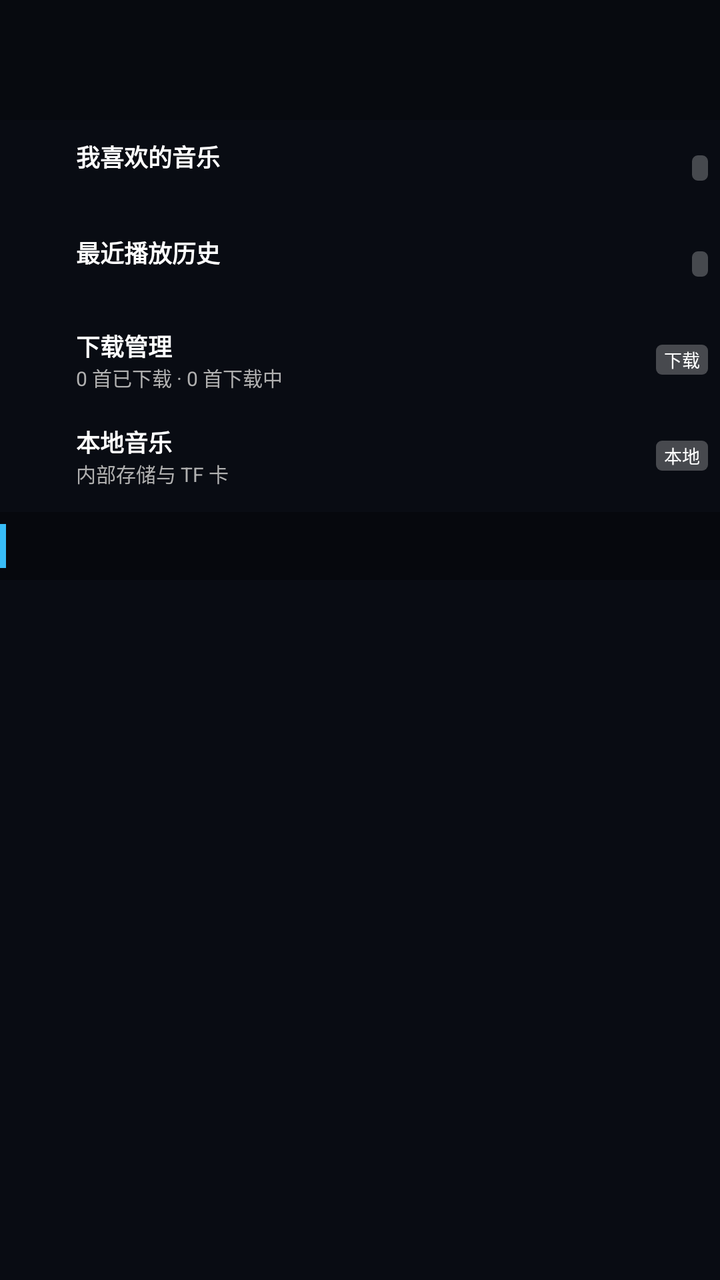
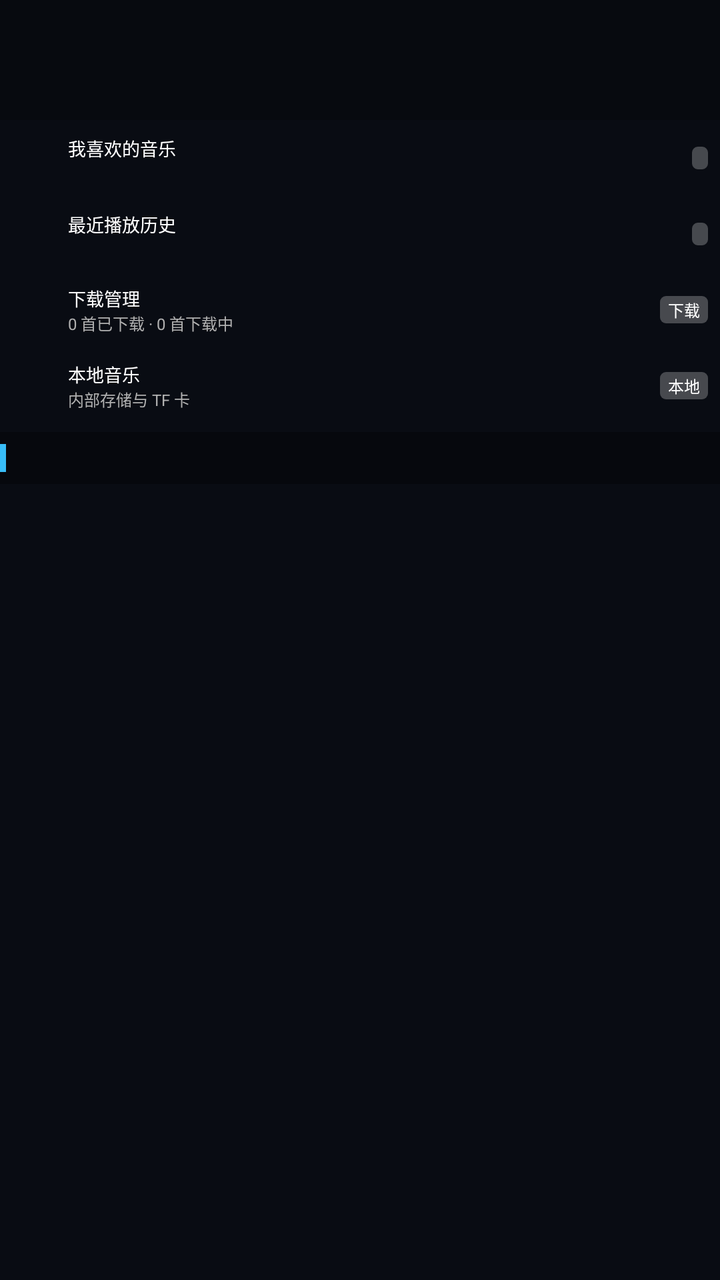

An Android layout rendered at two revisions. The XML below is the earlier revision; the diff shows what the commit changed to produce the second picture.
<!-- AndroidManifest.xml: application theme Theme.KeydroidX.Music -->
<!-- res/layout/fragment_tab_mine.xml -->
<?xml version="1.0" encoding="utf-8"?>
<ScrollView
    xmlns:android="http://schemas.android.com/apk/res/android"
    android:layout_width="match_parent"
    android:layout_height="match_parent"
    android:background="@color/music_dark_bg"
    android:scrollbars="none">

    <LinearLayout
        android:layout_width="match_parent"
        android:layout_height="wrap_content"
        android:orientation="vertical">

        
        
        
        <LinearLayout
            android:id="@+id/layout_user_header"
            android:layout_width="match_parent"
            android:layout_height="wrap_content"
            android:orientation="horizontal"
            android:focusable="true"
            android:gravity="center_vertical"
            android:paddingLeft="8dp"
            android:paddingRight="8dp"
            android:paddingTop="8dp"
            android:paddingBottom="8dp"
            android:background="#33000000">

            
            <FrameLayout
                android:layout_width="44dp"
                android:layout_height="44dp">

                <TextView
                    android:id="@+id/icon_user_avatar"
                    android:layout_width="44dp"
                    android:layout_height="44dp"
                    android:gravity="center"
                    android:textSize="24sp"
                    android:textColor="@color/music_subtext"
                    android:includeFontPadding="false" />

                <ImageView
                    android:id="@+id/iv_user_avatar"
                    android:layout_width="44dp"
                    android:layout_height="44dp"
                    android:scaleType="centerCrop"
                    android:visibility="gone"
                    android:contentDescription="@null" />
            </FrameLayout>

            
            <LinearLayout
                android:layout_width="0dp"
                android:layout_height="wrap_content"
                android:layout_weight="1"
                android:layout_marginLeft="8dp"
                android:orientation="vertical">

                <TextView
                    android:id="@+id/tv_user_nickname"
                    android:layout_width="wrap_content"
                    android:layout_height="wrap_content"
                    android:singleLine="true"
                    android:ellipsize="end"
                    android:textColor="@color/music_item_normal_text"
                    android:textSize="13sp"
                    android:textStyle="bold"
                    android:includeFontPadding="false" />

                <TextView
                    android:id="@+id/tv_user_sub"
                    android:layout_width="wrap_content"
                    android:layout_height="wrap_content"
                    android:layout_marginTop="2dp"
                    android:singleLine="true"
                    android:ellipsize="end"
                    android:textColor="@color/music_subtext"
                    android:textSize="10sp"
                    android:includeFontPadding="false" />
            </LinearLayout>

            
            <TextView
                android:id="@+id/badge_vip"
                android:layout_width="wrap_content"
                android:layout_height="wrap_content"
                android:paddingLeft="5dp"
                android:paddingRight="5dp"
                android:paddingTop="1dp"
                android:paddingBottom="1dp"
                android:text="VIP"
                android:textColor="#8B5A2B"
                android:textSize="9sp"
                android:textStyle="bold"
                android:background="@drawable/bg_badge"
                android:visibility="gone"
                android:includeFontPadding="false" />
        </LinearLayout>

        
        
        

        
        <LinearLayout
            android:id="@+id/item_favorites"
            android:layout_width="match_parent"
            android:layout_height="wrap_content"
            android:minHeight="48dp"
            android:orientation="horizontal"
            android:gravity="center_vertical"
            android:focusable="true"
            android:paddingLeft="6dp"
            android:paddingRight="6dp"
            android:paddingTop="4dp"
            android:paddingBottom="4dp">

            <TextView
                android:id="@+id/icon_favorites"
                android:layout_width="24dp"
                android:layout_height="24dp"
                android:gravity="center"
                android:textSize="16sp"
                android:textColor="@color/music_accent"
                android:includeFontPadding="false" />

            <LinearLayout
                android:layout_width="0dp"
                android:layout_height="wrap_content"
                android:layout_weight="1"
                android:layout_marginLeft="8dp"
                android:orientation="vertical">

                <TextView
                    android:layout_width="wrap_content"
                    android:layout_height="wrap_content"
                    android:text="@string/mine_favorites"
                    android:textColor="@color/music_item_normal_text"
                    android:textSize="12sp"
                    android:textStyle="bold"
                    android:includeFontPadding="false" />

                <TextView
                    android:id="@+id/tv_favorites_sub"
                    android:layout_width="wrap_content"
                    android:layout_height="wrap_content"
                    android:textColor="@color/music_subtext"
                    android:textSize="10sp"
                    android:includeFontPadding="false" />
            </LinearLayout>

            <TextView
                android:id="@+id/badge_favorites"
                android:layout_width="wrap_content"
                android:layout_height="wrap_content"
                android:paddingLeft="4dp"
                android:paddingRight="4dp"
                android:paddingTop="1dp"
                android:paddingBottom="1dp"
                android:textColor="#FFFFFF"
                android:textSize="9sp"
                android:background="@drawable/bg_badge"
                android:includeFontPadding="false" />
        </LinearLayout>

        
        <LinearLayout
            android:id="@+id/item_history"
            android:layout_width="match_parent"
            android:layout_height="wrap_content"
            android:minHeight="48dp"
            android:orientation="horizontal"
            android:gravity="center_vertical"
            android:focusable="true"
            android:paddingLeft="6dp"
            android:paddingRight="6dp"
            android:paddingTop="4dp"
            android:paddingBottom="4dp">

            <TextView
                android:id="@+id/icon_history"
                android:layout_width="24dp"
                android:layout_height="24dp"
                android:gravity="center"
                android:textSize="16sp"
                android:textColor="@color/music_accent"
                android:includeFontPadding="false" />

            <LinearLayout
                android:layout_width="0dp"
                android:layout_height="wrap_content"
                android:layout_weight="1"
                android:layout_marginLeft="8dp"
                android:orientation="vertical">

                <TextView
                    android:layout_width="wrap_content"
                    android:layout_height="wrap_content"
                    android:text="@string/mine_history"
                    android:textColor="@color/music_item_normal_text"
                    android:textSize="12sp"
                    android:textStyle="bold"
                    android:includeFontPadding="false" />

                <TextView
                    android:id="@+id/tv_history_sub"
                    android:layout_width="wrap_content"
                    android:layout_height="wrap_content"
                    android:textColor="@color/music_subtext"
                    android:textSize="10sp"
                    android:includeFontPadding="false" />
            </LinearLayout>

            <TextView
                android:id="@+id/badge_history"
                android:layout_width="wrap_content"
                android:layout_height="wrap_content"
                android:paddingLeft="4dp"
                android:paddingRight="4dp"
                android:paddingTop="1dp"
                android:paddingBottom="1dp"
                android:textColor="#FFFFFF"
                android:textSize="9sp"
                android:background="@drawable/bg_badge"
                android:includeFontPadding="false" />
        </LinearLayout>

        
        <LinearLayout
            android:id="@+id/item_download"
            android:layout_width="match_parent"
            android:layout_height="wrap_content"
            android:minHeight="48dp"
            android:orientation="horizontal"
            android:gravity="center_vertical"
            android:focusable="true"
            android:paddingLeft="6dp"
            android:paddingRight="6dp"
            android:paddingTop="4dp"
            android:paddingBottom="4dp">

            <TextView
                android:id="@+id/icon_download"
                android:layout_width="24dp"
                android:layout_height="24dp"
                android:gravity="center"
                android:textSize="16sp"
                android:textColor="@color/music_accent"
                android:includeFontPadding="false" />

            <LinearLayout
                android:layout_width="0dp"
                android:layout_height="wrap_content"
                android:layout_weight="1"
                android:layout_marginLeft="8dp"
                android:orientation="vertical">

                <TextView
                    android:layout_width="wrap_content"
                    android:layout_height="wrap_content"
                    android:text="@string/mine_download"
                    android:textColor="@color/music_item_normal_text"
                    android:textSize="12sp"
                    android:textStyle="bold"
                    android:includeFontPadding="false" />

                <TextView
                    android:id="@+id/tv_download_sub"
                    android:layout_width="wrap_content"
                    android:layout_height="wrap_content"
                    android:text="@string/mine_download_sub"
                    android:textColor="@color/music_subtext"
                    android:textSize="10sp"
                    android:includeFontPadding="false" />
            </LinearLayout>

            <TextView
                android:id="@+id/badge_download"
                android:layout_width="wrap_content"
                android:layout_height="wrap_content"
                android:paddingLeft="4dp"
                android:paddingRight="4dp"
                android:paddingTop="1dp"
                android:paddingBottom="1dp"
                android:text="@string/mine_download_badge"
                android:textColor="#FFFFFF"
                android:textSize="9sp"
                android:background="@drawable/bg_badge"
                android:includeFontPadding="false" />
        </LinearLayout>

        
        <LinearLayout
            android:id="@+id/item_local"
            android:layout_width="match_parent"
            android:layout_height="wrap_content"
            android:minHeight="48dp"
            android:orientation="horizontal"
            android:gravity="center_vertical"
            android:focusable="true"
            android:paddingLeft="6dp"
            android:paddingRight="6dp"
            android:paddingTop="4dp"
            android:paddingBottom="4dp">

            <TextView
                android:id="@+id/icon_local"
                android:layout_width="24dp"
                android:layout_height="24dp"
                android:gravity="center"
                android:textSize="16sp"
                android:textColor="@color/music_accent"
                android:includeFontPadding="false" />

            <LinearLayout
                android:layout_width="0dp"
                android:layout_height="wrap_content"
                android:layout_weight="1"
                android:layout_marginLeft="8dp"
                android:orientation="vertical">

                <TextView
                    android:layout_width="wrap_content"
                    android:layout_height="wrap_content"
                    android:text="@string/mine_local"
                    android:textColor="@color/music_item_normal_text"
                    android:textSize="12sp"
                    android:textStyle="bold"
                    android:includeFontPadding="false" />

                <TextView
                    android:layout_width="wrap_content"
                    android:layout_height="wrap_content"
                    android:text="@string/mine_local_sub"
                    android:textColor="@color/music_subtext"
                    android:textSize="10sp"
                    android:includeFontPadding="false" />
            </LinearLayout>

            <TextView
                android:layout_width="wrap_content"
                android:layout_height="wrap_content"
                android:paddingLeft="4dp"
                android:paddingRight="4dp"
                android:paddingTop="1dp"
                android:paddingBottom="1dp"
                android:text="@string/mine_local_badge"
                android:textColor="#FFFFFF"
                android:textSize="9sp"
                android:background="@drawable/bg_badge"
                android:includeFontPadding="false" />
        </LinearLayout>

        
        
        
        <LinearLayout
            android:layout_width="match_parent"
            android:layout_height="wrap_content"
            android:minHeight="34dp"
            android:layout_marginTop="4dp"
            android:orientation="horizontal"
            android:gravity="center_vertical"
            android:paddingTop="6dp"
            android:paddingBottom="6dp"
            android:background="#4D000000">

            <View
                android:layout_width="3dp"
                android:layout_height="match_parent"
                android:background="@color/music_accent" />

            <TextView
                android:id="@+id/tv_section_playlist"
                android:layout_width="wrap_content"
                android:layout_height="wrap_content"
                android:layout_marginLeft="6dp"
                android:textColor="@color/music_section_header_text"
                android:textSize="12sp"
                android:textStyle="bold"
                android:includeFontPadding="false" />
        </LinearLayout>

        
        
        
        <LinearLayout
            android:id="@+id/ll_playlist_container"
            android:layout_width="match_parent"
            android:layout_height="wrap_content"
            android:orientation="vertical" />

    </LinearLayout>
</ScrollView>
<!-- resources referenced by this layout -->
<resources>
  <color name="music_accent">#38BDF8</color>
  <color name="music_dark_bg">#090C13</color>
  <color name="music_item_normal_text">#FFFFFF</color>
  <color name="music_section_header_text">#93C5FD</color>
  <color name="music_subtext">#B0B0B0</color>
  <!-- drawable bg_badge (drawable) -->
  <?xml version="1.0" encoding="utf-8"?>
  <shape xmlns:android="http://schemas.android.com/apk/res/android"
      android:shape="rectangle">
      <solid android:color="#40FFFFFF" />
      <corners android:radius="3dp" />
  </shape>
  <string name="mine_download">下载管理</string>
  <string name="mine_download_badge">下载</string>
  <string name="mine_download_sub">0 首已下载 · 0 首下载中</string>
  <string name="mine_favorites">我喜欢的音乐</string>
  <string name="mine_history">最近播放历史</string>
  <string name="mine_local">本地音乐</string>
  <string name="mine_local_badge">本地</string>
  <string name="mine_local_sub">内部存储与 TF 卡</string>
  <style name="Theme.KeydroidX.Music" parent="Theme.NokiaKeyCore">
          <item name="android:windowNoTitle">true</item>
          <item name="android:windowBackground">@color/music_bg</item>
  
          
          <item name="android:windowDisablePreview">true</item>
          <item name="android:windowContentOverlay">@null</item>
      </style>
  <color name="music_bg">#090C13</color>
</resources>

<!-- the commit's change to res/layout/fragment_tab_mine.xml (unified diff, before → after) -->
@@ -65,8 +65,8 @@
                     android:singleLine="true"
                     android:ellipsize="end"
                     android:textColor="@color/music_item_normal_text"
-                    android:textSize="13sp"
-                    android:textStyle="bold"
+                    android:textSize="9sp"
+                    
                     android:includeFontPadding="false" />
 
                 <TextView
@@ -77,7 +77,7 @@
                     android:singleLine="true"
                     android:ellipsize="end"
                     android:textColor="@color/music_subtext"
-                    android:textSize="10sp"
+                    android:textSize="8sp"
                     android:includeFontPadding="false" />
             </LinearLayout>
 
@@ -92,8 +92,8 @@
                 android:paddingBottom="1dp"
                 android:text="VIP"
                 android:textColor="#8B5A2B"
-                android:textSize="9sp"
-                android:textStyle="bold"
+                android:textSize="8sp"
+                
                 android:background="@drawable/bg_badge"
                 android:visibility="gone"
                 android:includeFontPadding="false" />
@@ -108,7 +108,7 @@
             android:id="@+id/item_favorites"
             android:layout_width="match_parent"
             android:layout_height="wrap_content"
-            android:minHeight="48dp"
+            android:minHeight="38dp"
             android:orientation="horizontal"
             android:gravity="center_vertical"
             android:focusable="true"
@@ -119,10 +119,10 @@
 
             <TextView
                 android:id="@+id/icon_favorites"
-                android:layout_width="24dp"
-                android:layout_height="24dp"
+                android:layout_width="20dp"
+                android:layout_height="20dp"
                 android:gravity="center"
-                android:textSize="16sp"
+                android:textSize="12sp"
                 android:textColor="@color/music_accent"
                 android:includeFontPadding="false" />
 
@@ -138,8 +138,8 @@
                     android:layout_height="wrap_content"
                     android:text="@string/mine_favorites"
                     android:textColor="@color/music_item_normal_text"
-                    android:textSize="12sp"
-                    android:textStyle="bold"
+                    android:textSize="9sp"
+                    
                     android:includeFontPadding="false" />
 
                 <TextView
@@ -147,7 +147,7 @@
                     android:layout_width="wrap_content"
                     android:layout_height="wrap_content"
                     android:textColor="@color/music_subtext"
-                    android:textSize="10sp"
+                    android:textSize="8sp"
                     android:includeFontPadding="false" />
             </LinearLayout>
 
@@ -160,7 +160,7 @@
                 android:paddingTop="1dp"
                 android:paddingBottom="1dp"
                 android:textColor="#FFFFFF"
-                android:textSize="9sp"
+                android:textSize="8sp"
                 android:background="@drawable/bg_badge"
                 android:includeFontPadding="false" />
         </LinearLayout>
@@ -170,7 +170,7 @@
             android:id="@+id/item_history"
             android:layout_width="match_parent"
             android:layout_height="wrap_content"
-            android:minHeight="48dp"
+            android:minHeight="38dp"
             android:orientation="horizontal"
             android:gravity="center_vertical"
             android:focusable="true"
@@ -181,10 +181,10 @@
 
             <TextView
                 android:id="@+id/icon_history"
-                android:layout_width="24dp"
-                android:layout_height="24dp"
+                android:layout_width="20dp"
+                android:layout_height="20dp"
                 android:gravity="center"
-                android:textSize="16sp"
+                android:textSize="12sp"
                 android:textColor="@color/music_accent"
                 android:includeFontPadding="false" />
 
@@ -200,8 +200,8 @@
                     android:layout_height="wrap_content"
                     android:text="@string/mine_history"
                     android:textColor="@color/music_item_normal_text"
-                    android:textSize="12sp"
-                    android:textStyle="bold"
+                    android:textSize="9sp"
+                    
                     android:includeFontPadding="false" />
 
                 <TextView
@@ -209,7 +209,7 @@
                     android:layout_width="wrap_content"
                     android:layout_height="wrap_content"
                     android:textColor="@color/music_subtext"
-                    android:textSize="10sp"
+                    android:textSize="8sp"
                     android:includeFontPadding="false" />
             </LinearLayout>
 
@@ -222,7 +222,7 @@
                 android:paddingTop="1dp"
                 android:paddingBottom="1dp"
                 android:textColor="#FFFFFF"
-                android:textSize="9sp"
+                android:textSize="8sp"
                 android:background="@drawable/bg_badge"
                 android:includeFontPadding="false" />
         </LinearLayout>
@@ -232,7 +232,7 @@
             android:id="@+id/item_download"
             android:layout_width="match_parent"
             android:layout_height="wrap_content"
-            android:minHeight="48dp"
+            android:minHeight="38dp"
             android:orientation="horizontal"
             android:gravity="center_vertical"
             android:focusable="true"
@@ -243,10 +243,10 @@
 
             <TextView
                 android:id="@+id/icon_download"
-                android:layout_width="24dp"
-                android:layout_height="24dp"
+                android:layout_width="20dp"
+                android:layout_height="20dp"
                 android:gravity="center"
-                android:textSize="16sp"
+                android:textSize="12sp"
                 android:textColor="@color/music_accent"
                 android:includeFontPadding="false" />
 
@@ -262,8 +262,8 @@
                     android:layout_height="wrap_content"
                     android:text="@string/mine_download"
                     android:textColor="@color/music_item_normal_text"
-                    android:textSize="12sp"
-                    android:textStyle="bold"
+                    android:textSize="9sp"
+                    
                     android:includeFontPadding="false" />
 
                 <TextView
@@ -272,7 +272,7 @@
                     android:layout_height="wrap_content"
                     android:text="@string/mine_download_sub"
                     android:textColor="@color/music_subtext"
-                    android:textSize="10sp"
+                    android:textSize="8sp"
                     android:includeFontPadding="false" />
             </LinearLayout>
 
@@ -286,7 +286,7 @@
                 android:paddingBottom="1dp"
                 android:text="@string/mine_download_badge"
                 android:textColor="#FFFFFF"
-                android:textSize="9sp"
+                android:textSize="8sp"
                 android:background="@drawable/bg_badge"
                 android:includeFontPadding="false" />
         </LinearLayout>
@@ -296,7 +296,7 @@
             android:id="@+id/item_local"
             android:layout_width="match_parent"
             android:layout_height="wrap_content"
-            android:minHeight="48dp"
+            android:minHeight="38dp"
             android:orientation="horizontal"
             android:gravity="center_vertical"
             android:focusable="true"
@@ -307,10 +307,10 @@
 
             <TextView
                 android:id="@+id/icon_local"
-                android:layout_width="24dp"
-                android:layout_height="24dp"
+                android:layout_width="20dp"
+                android:layout_height="20dp"
                 android:gravity="center"
-                android:textSize="16sp"
+                android:textSize="12sp"
                 android:textColor="@color/music_accent"
                 android:includeFontPadding="false" />
 
@@ -326,8 +326,8 @@
                     android:layout_height="wrap_content"
                     android:text="@string/mine_local"
                     android:textColor="@color/music_item_normal_text"
-                    android:textSize="12sp"
-                    android:textStyle="bold"
+                    android:textSize="9sp"
+                    
                     android:includeFontPadding="false" />
 
                 <TextView
@@ -335,7 +335,7 @@
                     android:layout_height="wrap_content"
                     android:text="@string/mine_local_sub"
                     android:textColor="@color/music_subtext"
-                    android:textSize="10sp"
+                    android:textSize="8sp"
                     android:includeFontPadding="false" />
             </LinearLayout>
 
@@ -348,18 +348,18 @@
                 android:paddingBottom="1dp"
                 android:text="@string/mine_local_badge"
                 android:textColor="#FFFFFF"
-                android:textSize="9sp"
-                android:background="@drawable/bg_badge"
-                android:includeFontPadding="false" />
-        </LinearLayout>
-
-        
-        
-        
-        <LinearLayout
-            android:layout_width="match_parent"
-            android:layout_height="wrap_content"
-            android:minHeight="34dp"
+                android:textSize="8sp"
+                android:background="@drawable/bg_badge"
+                android:includeFontPadding="false" />
+        </LinearLayout>
+
+        
+        
+        
+        <LinearLayout
+            android:layout_width="match_parent"
+            android:layout_height="wrap_content"
+            android:minHeight="26dp"
             android:layout_marginTop="4dp"
             android:orientation="horizontal"
             android:gravity="center_vertical"
@@ -378,8 +378,8 @@
                 android:layout_height="wrap_content"
                 android:layout_marginLeft="6dp"
                 android:textColor="@color/music_section_header_text"
-                android:textSize="12sp"
-                android:textStyle="bold"
+                android:textSize="9sp"
+                
                 android:includeFontPadding="false" />
         </LinearLayout>
 
